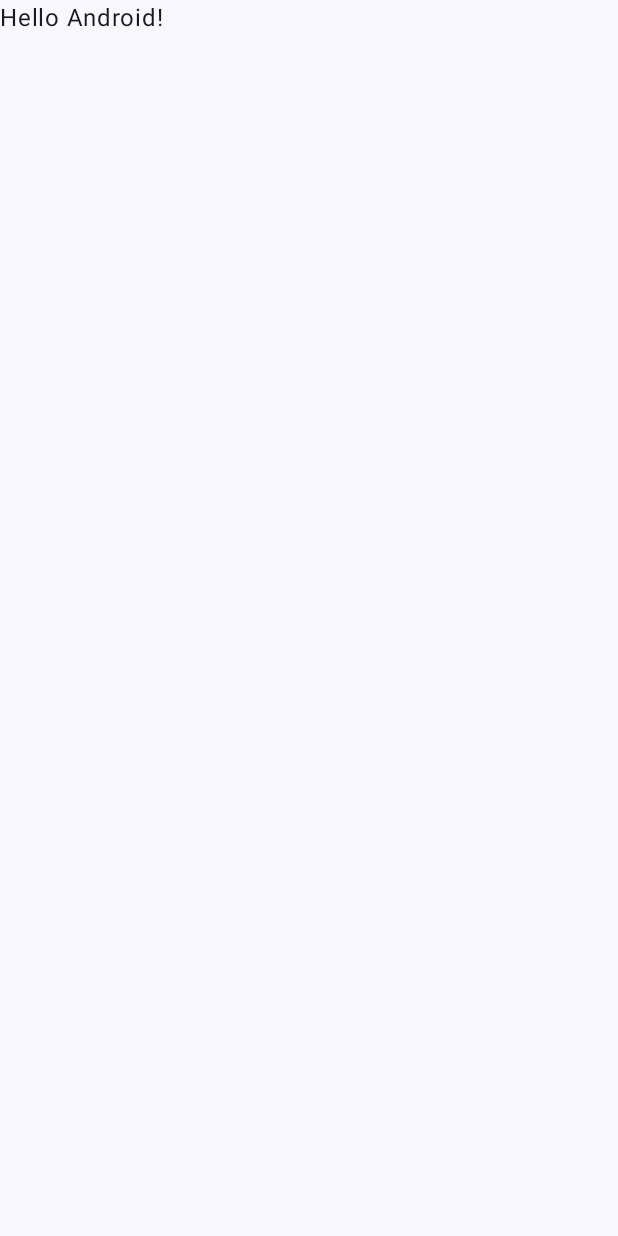
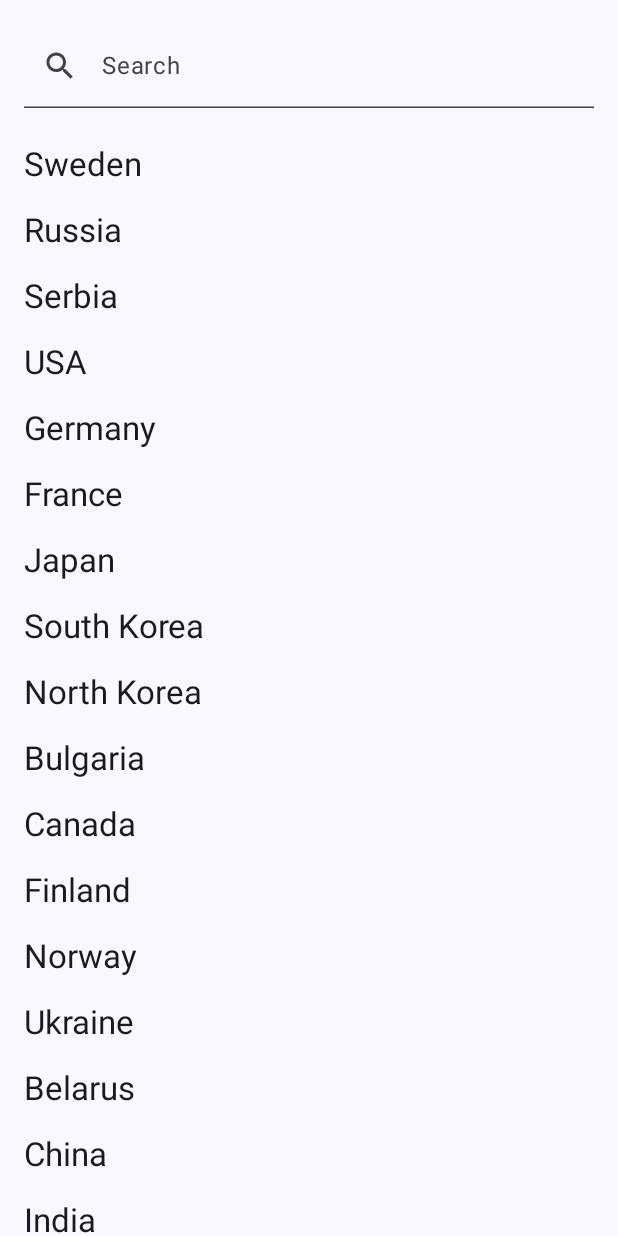
Before and after one commit to markoved/Countries, an Android app built with Jetpack Compose: the screen it shows after launch (MainActivity), on a phone screen of 412 x 824 dp. Before the commit the screen is almost empty. Run offline under Robolectric (Android 15) with nearby library versions, the phone set to English and light mode, and no system bars.

Commit message:
Add a search bar and a list with mock data

```diff
--- a/app/build.gradle.kts
+++ b/app/build.gradle.kts
@@ -53,6 +53,7 @@ dependencies {
 
     implementation(libs.androidx.core.ktx)
     implementation(libs.androidx.lifecycle.runtime.ktx)
+    implementation(libs.androidx.lifecycle.viewmodel.compose.ktx)
     implementation(libs.androidx.activity.compose)
     implementation(platform(libs.androidx.compose.bom))
     implementation(libs.androidx.ui)
--- a/app/src/main/java/com/markoved/countries/MainActivity.kt
+++ b/app/src/main/java/com/markoved/countries/MainActivity.kt
@@ -6,41 +6,23 @@ import androidx.activity.compose.setContent
 import androidx.compose.foundation.layout.fillMaxSize
 import androidx.compose.material3.MaterialTheme
 import androidx.compose.material3.Surface
-import androidx.compose.material3.Text
-import androidx.compose.runtime.Composable
 import androidx.compose.ui.Modifier
-import androidx.compose.ui.tooling.preview.Preview
+import com.markoved.countries.ui.MainScreen
 import com.markoved.countries.ui.theme.CountriesTheme
 
 class MainActivity : ComponentActivity() {
+
     override fun onCreate(savedInstanceState: Bundle?) {
         super.onCreate(savedInstanceState)
         setContent {
             CountriesTheme {
-                // A surface container using the 'background' color from the theme
                 Surface(
                     modifier = Modifier.fillMaxSize(),
                     color = MaterialTheme.colorScheme.background
                 ) {
-                    Greeting("Android")
+                    MainScreen()
                 }
             }
         }
     }
 }
-
-@Composable
-fun Greeting(name: String, modifier: Modifier = Modifier) {
-    Text(
-        text = "Hello $name!",
-        modifier = modifier
-    )
-}
-
-@Preview(showBackground = true)
-@Composable
-fun GreetingPreview() {
-    CountriesTheme {
-        Greeting("Android")
-    }
-}
--- /dev/null
+++ b/app/src/main/java/com/markoved/countries/MainActivityViewModel.kt
@@ -0,0 +1,15 @@
+package com.markoved.countries
+
+import androidx.compose.runtime.toMutableStateList
+import androidx.lifecycle.ViewModel
+import com.markoved.countries.data.entity.Country
+import com.markoved.countries.data.repository.CountryRepository
+
+class MainActivityViewModel(
+    private val countryRepository: CountryRepository = CountryRepository()
+) : ViewModel() {
+
+    private val _countries = countryRepository.getCountries().toMutableStateList()
+    val countries: List<Country>
+        get() = _countries
+}
--- /dev/null
+++ b/app/src/main/java/com/markoved/countries/data/entity/Country.kt
@@ -0,0 +1,5 @@
+package com.markoved.countries.data.entity
+
+data class Country(
+    val name: String
+)
--- /dev/null
+++ b/app/src/main/java/com/markoved/countries/data/repository/CountryRepository.kt
@@ -0,0 +1,34 @@
+package com.markoved.countries.data.repository
+
+import com.markoved.countries.data.entity.Country
+
+class CountryRepository {
+    fun getCountries(): List<Country> {
+        return mockData
+    }
+
+    companion object {
+        val mockData = listOf(
+            Country("Sweden"),
+            Country("Russia"),
+            Country("Serbia"),
+            Country("USA"),
+            Country("Germany"),
+            Country("France"),
+            Country("Japan"),
+            Country("South Korea"),
+            Country("North Korea"),
+            Country("Bulgaria"),
+            Country("Canada"),
+            Country("Finland"),
+            Country("Norway"),
+            Country("Ukraine"),
+            Country("Belarus"),
+            Country("China"),
+            Country("India"),
+            Country("Mexico"),
+            Country("Belgium"),
+            Country("Denmark"),
+        )
+    }
+}
--- /dev/null
+++ b/app/src/main/java/com/markoved/countries/ui/CountryItem.kt
@@ -0,0 +1,32 @@
+package com.markoved.countries.ui
+
+import androidx.compose.foundation.layout.padding
+import androidx.compose.material3.MaterialTheme
+import androidx.compose.material3.Text
+import androidx.compose.runtime.Composable
+import androidx.compose.ui.Modifier
+import androidx.compose.ui.res.stringResource
+import androidx.compose.ui.tooling.preview.Preview
+import androidx.compose.ui.unit.dp
+import com.markoved.countries.R
+import com.markoved.countries.ui.theme.CountriesTheme
+
+@Composable
+fun CountryElement(
+    name: String,
+    modifier: Modifier = Modifier
+) {
+    Text(
+        text = name,
+        style = MaterialTheme.typography.titleLarge,
+        modifier = Modifier.padding(horizontal = 16.dp, vertical = 8.dp)
+    )
+}
+
+@Preview(showBackground = true, backgroundColor = 0xFFF5F0EE)
+@Composable
+fun CountryElementPreview() {
+    CountriesTheme {
+        CountryElement(name = stringResource(id = R.string.sweden))
+    }
+}
--- /dev/null
+++ b/app/src/main/java/com/markoved/countries/ui/CountryList.kt
@@ -0,0 +1,31 @@
+package com.markoved.countries.ui
+
+import androidx.compose.foundation.lazy.LazyColumn
+import androidx.compose.foundation.lazy.items
+import androidx.compose.runtime.Composable
+import androidx.compose.ui.Modifier
+import androidx.compose.ui.tooling.preview.Preview
+import com.markoved.countries.data.entity.Country
+import com.markoved.countries.data.repository.CountryRepository
+import com.markoved.countries.ui.theme.CountriesTheme
+
+@Composable
+fun CountryList(
+    data: List<Country>,
+    modifier: Modifier = Modifier
+) {
+    LazyColumn(
+        modifier = modifier
+    ) {
+        items(data) { item ->
+            CountryElement(item.name)
+        }
+    }
+}
+@Preview(showBackground = true, backgroundColor = 0xFFF5F0EE)
+@Composable
+fun CountryListPreview() {
+    CountriesTheme {
+        CountryList(data = CountryRepository.mockData)
+    }
+}
--- /dev/null
+++ b/app/src/main/java/com/markoved/countries/ui/MainScreen.kt
@@ -0,0 +1,25 @@
+package com.markoved.countries.ui
+
+import androidx.compose.foundation.layout.Column
+import androidx.compose.foundation.layout.Spacer
+import androidx.compose.foundation.layout.height
+import androidx.compose.foundation.layout.padding
+import androidx.compose.runtime.Composable
+import androidx.compose.ui.Modifier
+import androidx.compose.ui.unit.dp
+import androidx.lifecycle.viewmodel.compose.viewModel
+import com.markoved.countries.MainActivityViewModel
+
+@Composable
+fun MainScreen(
+    modifier: Modifier = Modifier,
+    mainActivityViewModel: MainActivityViewModel = viewModel()
+) {
+    Column {
+        Spacer(Modifier.height(16.dp))
+        SearchBar(Modifier.padding(horizontal = 16.dp))
+        Spacer(Modifier.height(16.dp))
+        CountryList(data = mainActivityViewModel.countries)
+        Spacer(Modifier.height(16.dp))
+    }
+}
--- /dev/null
+++ b/app/src/main/java/com/markoved/countries/ui/SearchBar.kt
@@ -0,0 +1,53 @@
+package com.markoved.countries.ui
+
+import androidx.compose.foundation.layout.fillMaxWidth
+import androidx.compose.foundation.layout.heightIn
+import androidx.compose.foundation.layout.padding
+import androidx.compose.material.icons.Icons
+import androidx.compose.material.icons.filled.Search
+import androidx.compose.material3.Icon
+import androidx.compose.material3.MaterialTheme
+import androidx.compose.material3.Text
+import androidx.compose.material3.TextField
+import androidx.compose.material3.TextFieldDefaults
+import androidx.compose.runtime.Composable
+import androidx.compose.ui.Modifier
+import androidx.compose.ui.res.stringResource
+import androidx.compose.ui.tooling.preview.Preview
+import androidx.compose.ui.unit.dp
+import com.markoved.countries.R
+import com.markoved.countries.ui.theme.CountriesTheme
+
+@Composable
+fun SearchBar(
+    modifier: Modifier = Modifier
+) {
+    TextField(
+        value = "",
+        onValueChange = {},
+        leadingIcon = {
+            Icon(
+                imageVector = Icons.Default.Search,
+                contentDescription = null
+            )
+        },
+        colors = TextFieldDefaults.colors(
+            unfocusedContainerColor = MaterialTheme.colorScheme.surface,
+            focusedContainerColor = MaterialTheme.colorScheme.surface
+        ),
+        placeholder = {
+            Text(stringResource(R.string.placeholder_search))
+        },
+        modifier = modifier
+            .fillMaxWidth()
+            .heightIn(min = 56.dp)
+    )
+}
+
+@Preview(showBackground = true, backgroundColor = 0xFFF5F0EE)
+@Composable
+fun SearchBarPreview() {
+    CountriesTheme {
+        SearchBar(Modifier.padding(8.dp))
+    }
+}
--- a/app/src/main/res/values/strings.xml
+++ b/app/src/main/res/values/strings.xml
@@ -1,3 +1,5 @@
 <resources>
     <string name="app_name">Countries</string>
+    <string name="placeholder_search">Search</string>
+    <string name="sweden">Sweden</string>
 </resources>
--- a/gradle/libs.versions.toml
+++ b/gradle/libs.versions.toml
@@ -15,6 +15,7 @@ junit = { group = "junit", name = "junit", version.ref = "junit" }
 androidx-junit = { group = "androidx.test.ext", name = "junit", version.ref = "junitVersion" }
 androidx-espresso-core = { group = "androidx.test.espresso", name = "espresso-core", version.ref = "espressoCore" }
 androidx-lifecycle-runtime-ktx = { group = "androidx.lifecycle", name = "lifecycle-runtime-ktx", version.ref = "lifecycleRuntimeKtx" }
+androidx-lifecycle-viewmodel-compose-ktx = { group = "androidx.lifecycle", name = "lifecycle-viewmodel-compose", version.ref = "lifecycleRuntimeKtx" }
 androidx-activity-compose = { group = "androidx.activity", name = "activity-compose", version.ref = "activityCompose" }
 androidx-compose-bom = { group = "androidx.compose", name = "compose-bom", version.ref = "composeBom" }
 androidx-ui = { group = "androidx.compose.ui", name = "ui" }
```
